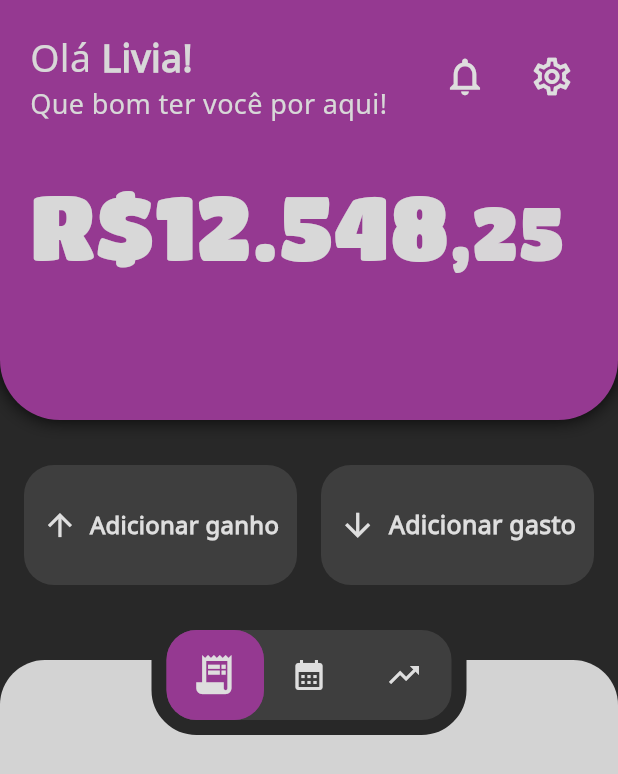
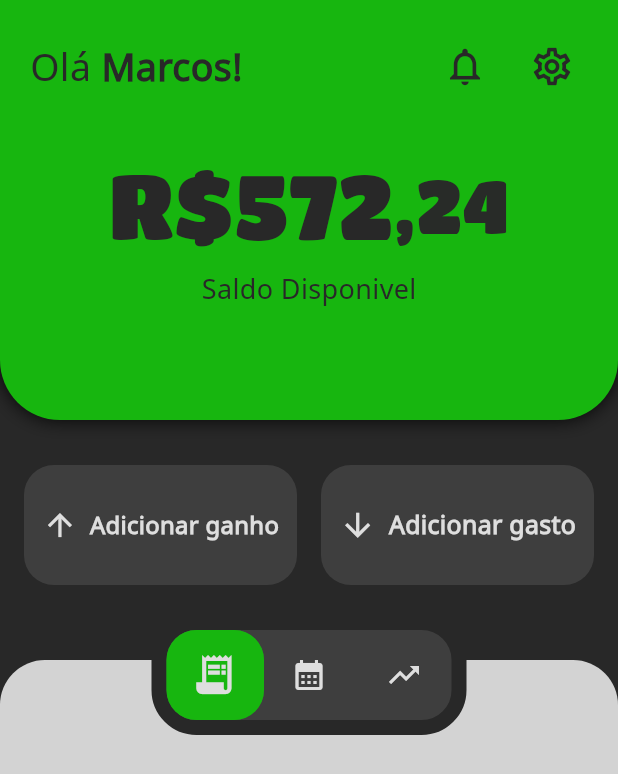
Before and after one commit to MarcoosDev/AppFinance, a Flutter app: the screen it shows after launch, on a phone screen of 412 x 824 dp. Shown: the top 774 px of the screen. Run offline on Flutter 3.47's test engine with Material 3 defaults, Android fonts, the phone set to English and light mode, and no system bars; our stand-ins replace go_router; project files that could hold a hidden picture were left out.

Commit message:
melhorando Appbar

```diff
--- a/lib/settings/app_colors.dart
+++ b/lib/config/app_colors.dart
@@ -71,4 +71,4 @@ class ColorTheme {
   });
 }
 
-final ColorTheme theme = AppColors.rosa;
+final ColorTheme theme = AppColors.verde;
--- a/lib/routes/app_routes.dart
+++ b/lib/routes/app_routes.dart
@@ -4,8 +4,8 @@ import 'package:app_financeiro_autoral/screens/settings/settings.dart';
 import 'package:go_router/go_router.dart';
 
 final UserModel us = UserModel(
-  name: "Livia Sophia",
-  saldoInicial: 12548.25,
+  name: "Marcos Vinicius",
+  saldoInicial: 572.24,
   corThema: PreferenceColor.roxo,
 ); //Isso é temporario
 
--- a/lib/screens/home/home_page.dart
+++ b/lib/screens/home/home_page.dart
@@ -2,7 +2,7 @@ import 'package:app_financeiro_autoral/models/user_model.dart';
 import 'package:app_financeiro_autoral/screens/home/widgets/analytics_dashboard/analytics_dashboard.dart';
 import 'package:app_financeiro_autoral/screens/home/widgets/home_buttons/buttons_home.dart';
 import 'package:app_financeiro_autoral/screens/home/widgets/home_app_bar/home_app_bar.dart';
-import 'package:app_financeiro_autoral/settings/app_colors.dart';
+import 'package:app_financeiro_autoral/config/app_colors.dart';
 import 'package:flutter/material.dart';
 
 class HomePage extends StatefulWidget {
--- a/lib/screens/home/widgets/analytics_dashboard/analytics_dashboard.dart
+++ b/lib/screens/home/widgets/analytics_dashboard/analytics_dashboard.dart
@@ -1,6 +1,6 @@
 import 'package:app_financeiro_autoral/screens/home/widgets/analytics_dashboard/widgets/selector/selector_dashboard.dart';
 import 'package:app_financeiro_autoral/screens/home/widgets/analytics_dashboard/types_dashboard.dart';
-import 'package:app_financeiro_autoral/settings/app_colors.dart';
+import 'package:app_financeiro_autoral/config/app_colors.dart';
 import 'package:flutter/material.dart';
 
 class AnalyticsDashboard extends StatefulWidget {
--- a/lib/screens/home/widgets/analytics_dashboard/widgets/selector/selector_dashboard.dart
+++ b/lib/screens/home/widgets/analytics_dashboard/widgets/selector/selector_dashboard.dart
@@ -1,5 +1,5 @@
 import 'package:app_financeiro_autoral/screens/home/widgets/analytics_dashboard/types_dashboard.dart';
-import 'package:app_financeiro_autoral/settings/app_colors.dart';
+import 'package:app_financeiro_autoral/config/app_colors.dart';
 import 'package:flutter/material.dart';
 import 'package:flutter/services.dart';
 
--- a/lib/screens/home/widgets/home_app_bar/home_app_bar.dart
+++ b/lib/screens/home/widgets/home_app_bar/home_app_bar.dart
@@ -1,5 +1,5 @@
 import 'package:app_financeiro_autoral/models/user_model.dart';
-import 'package:app_financeiro_autoral/settings/app_colors.dart';
+import 'package:app_financeiro_autoral/config/app_colors.dart';
 import 'package:flutter/material.dart';
 import 'package:go_router/go_router.dart';
 import 'package:intl/intl.dart';
@@ -56,14 +56,6 @@ class HomeAppBar extends StatelessWidget {
                           ),
                         ],
                       ),
-                      Text(
-                        'Que bom ter você por aqui!',
-                        style: TextStyle(
-                          fontSize: 18,
-                          color: theme.text,
-                          fontFamily: "NotoSansCypriot",
-                        ),
-                      ),
                     ],
                   ),
                   Spacer(),
@@ -103,11 +95,16 @@ class HomeAppBar extends StatelessWidget {
 
               const SizedBox(height: 25),
 
-              FittedBox(
+              Center(
+                child: FittedBox(
                   fit: BoxFit.scaleDown,
                   child: Row(
                     crossAxisAlignment: CrossAxisAlignment.baseline,
                     textBaseline: TextBaseline.alphabetic,
+                    children: [
+                      Column(
+                        children: [
+                          Row(
                             children: [
                               Text(
                                 NumberFormat(
@@ -132,6 +129,19 @@ class HomeAppBar extends StatelessWidget {
                               ),
                             ],
                           ),
+                          Text(
+                            'Saldo Disponivel',
+                            style: TextStyle(
+                              fontSize: 18,
+                              color: theme.text,
+                              fontFamily: "NotoSansCypriot",
+                            ),
+                          ),
+                        ],
+                      ),
+                    ],
+                  ),
+                ),
               ),
             ],
           ),
--- a/lib/screens/home/widgets/home_buttons/buttons_home.dart
+++ b/lib/screens/home/widgets/home_buttons/buttons_home.dart
@@ -1,4 +1,4 @@
-import 'package:app_financeiro_autoral/settings/app_colors.dart';
+import 'package:app_financeiro_autoral/config/app_colors.dart';
 import 'package:flutter/material.dart';
 
 class BottonsHomeCenter extends StatelessWidget {
--- a/lib/screens/settings/settings.dart
+++ b/lib/screens/settings/settings.dart
@@ -1,6 +1,6 @@
 import 'package:app_financeiro_autoral/screens/settings/widgets/settings_widget.dart';
 import 'package:flutter/material.dart';
-import 'package:app_financeiro_autoral/settings/app_colors.dart';
+import 'package:app_financeiro_autoral/config/app_colors.dart';
 
 class Settings extends StatefulWidget {
   const Settings({super.key});
--- a/lib/screens/settings/widgets/settings_widget.dart
+++ b/lib/screens/settings/widgets/settings_widget.dart
@@ -1,4 +1,4 @@
-import 'package:app_financeiro_autoral/settings/app_colors.dart';
+import 'package:app_financeiro_autoral/config/app_colors.dart';
 import 'package:flutter/material.dart';
 
 class SettingsWidget extends StatefulWidget {
```
Lines whose indentation alone changed are shown as unchanged.
